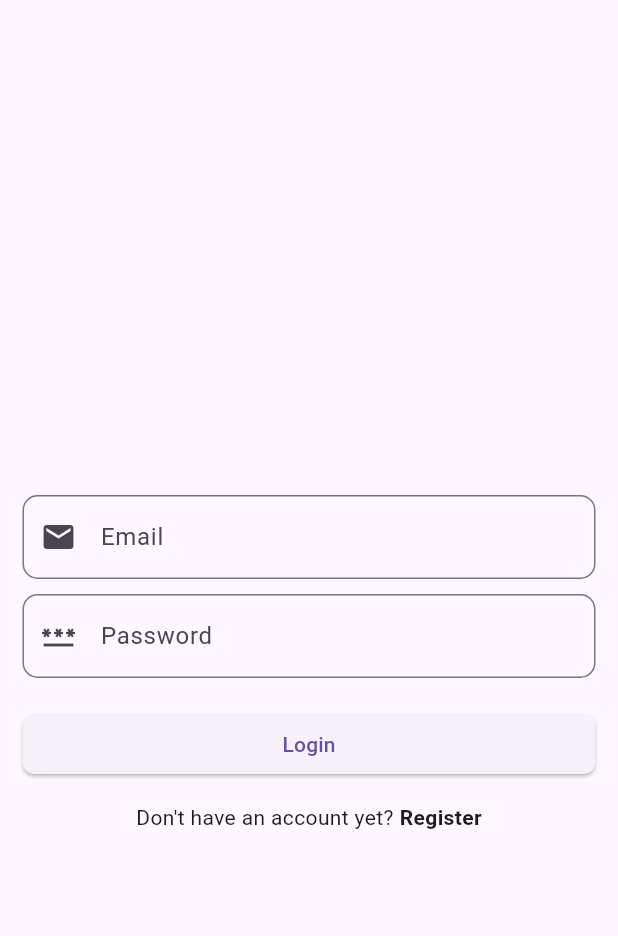
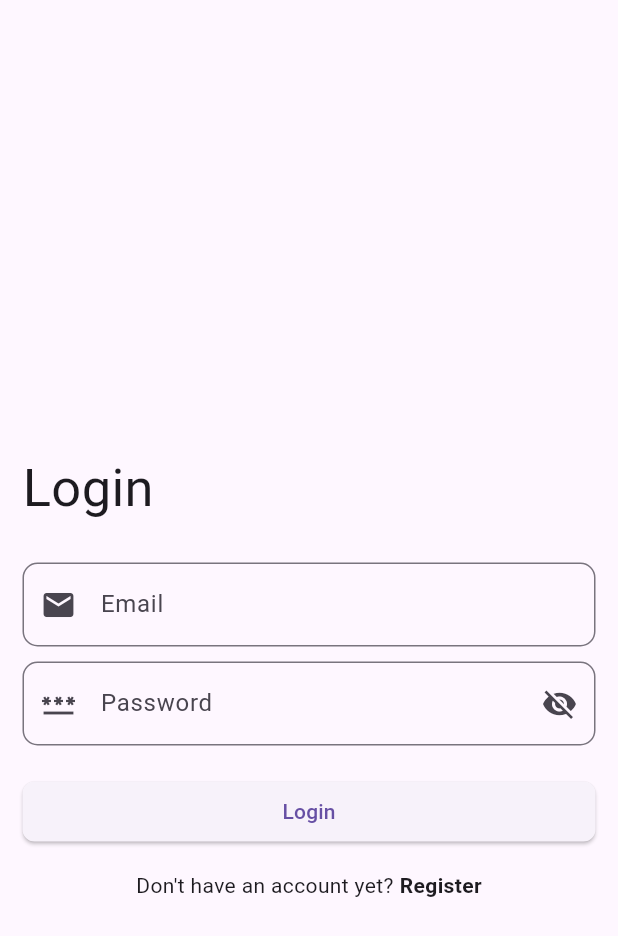
Before and after one commit to padjal/park-and-fly-mobile-client, a Flutter app: the screen it shows after launch, on a phone screen of 412 x 824 dp. Shown: the top 936 px of the screen. Run offline on Flutter 3.47's test engine with Material 3 defaults, Android fonts, the phone set to English and light mode, and no system bars; our stand-ins replace carousel_slider, flutter_hooks, flutter_riverpod, go_router, hooks_riverpod, permission_handler; missing offline and left inert: flutter_osm_plugin.

Commit message:
Input validation on login
Added input validation to the login user detail fields

```diff
--- a/src/lib/ui/views/login_view.dart
+++ b/src/lib/ui/views/login_view.dart
@@ -1,12 +1,16 @@
 import 'package:flutter/material.dart';
+import 'package:flutter_hooks/flutter_hooks.dart';
 import 'package:flutter_riverpod/flutter_riverpod.dart';
 import 'package:go_router/go_router.dart';
+import 'package:hooks_riverpod/hooks_riverpod.dart';
 
-class LoginView extends ConsumerWidget {
+class LoginView extends HookConsumerWidget {
   const LoginView({super.key});
 
   @override
   Widget build(BuildContext context, WidgetRef ref) {
+    final passwordVisible = useState<bool>(false);
+
     return Scaffold(
       appBar: AppBar(),
       body: Center(
@@ -17,8 +21,19 @@ class LoginView extends ConsumerWidget {
             crossAxisAlignment: CrossAxisAlignment.stretch,
             children: [
               Padding(
+                padding: const EdgeInsets.symmetric(vertical: 20.0),
+                child: Text('Login', style: TextStyle(fontSize: 35),),
+              ),
+              Padding(
                 padding: const EdgeInsets.symmetric(vertical: 5.0),
-                child: TextField(
+                child: TextFormField(
+                  autovalidateMode: AutovalidateMode.onUserInteraction,
+                  validator: (value) {
+                    if(value == null || value.isEmpty || !value.contains('@') || !value.contains('.')){
+                      return 'Invalid Email';
+                    }
+                    return null;
+                  },
                   decoration: const InputDecoration(
                       hintText: 'Email',
                       prefixIcon: Icon(Icons.email),
@@ -28,10 +43,35 @@ class LoginView extends ConsumerWidget {
               ),
               Padding(
                 padding: const EdgeInsets.symmetric(vertical: 5.0),
-                child: TextField(
-                  decoration: const InputDecoration(hintText: 'Password',
+                child: TextFormField(
+                  autovalidateMode: AutovalidateMode.onUserInteraction,
+                  validator: (value){
+                    if (value == null || value.isEmpty) {
+                      return 'Password cannot be empty';
+                    }
+
+                    if (value.length < 6){
+                      return 'Password must contain at least 6 symbols';
+                    }
+                    return null;
+                  },
+                  obscureText: !passwordVisible.value,
+                  decoration: InputDecoration(hintText: 'Password',
                   prefixIcon: Icon(Icons.password),
-                  border: OutlineInputBorder(borderRadius: BorderRadius.all(Radius.circular(10.0)))),
+                  border: OutlineInputBorder(borderRadius: BorderRadius.all(Radius.circular(10.0))),
+                    suffixIcon: IconButton(
+                      icon: Icon(
+                        // Based on passwordVisible state choose the icon
+                        passwordVisible.value
+                            ? Icons.visibility
+                            : Icons.visibility_off,
+                      ),
+                      onPressed: () {
+                        // Update the state i.e. toogle the state of passwordVisible variable
+                        passwordVisible.value = !passwordVisible.value;
+
+                      },
+                    ),),
                 ),
               ),
               Padding(
```
